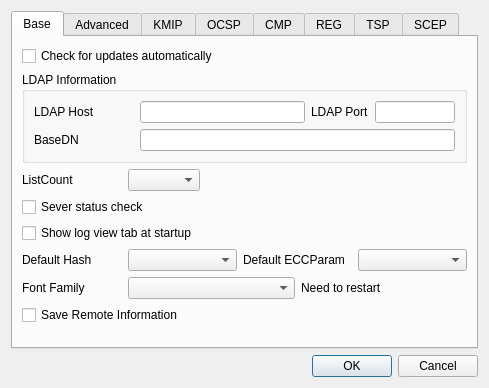
Before: the Qt Designer form CertMan/settings_dlg.ui in jykim74/CertMan, drawn with Qt 5.
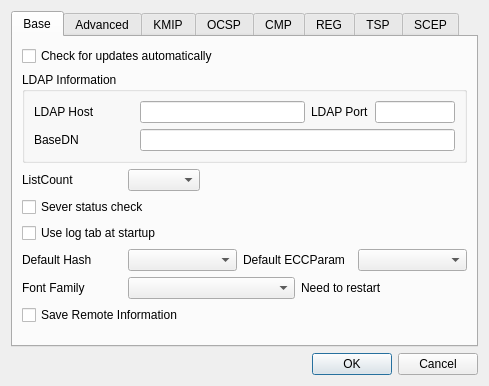
After: the same form once the commit is applied.

Diff of the .ui file:
```diff
--- a/CertMan/settings_dlg.ui
+++ b/CertMan/settings_dlg.ui
@@ -7,7 +7,7 @@
     <x>0</x>
     <y>0</y>
     <width>489</width>
-    <height>388</height>
+    <height>386</height>
    </rect>
   </property>
   <property name="windowTitle">
@@ -149,7 +149,7 @@
        <item>
         <widget class="QCheckBox" name="mShowLogTabCheck">
          <property name="text">
-          <string>Show log view tab at startup</string>
+          <string>Use log tab at startup</string>
          </property>
         </widget>
        </item>
```
Left out of the diff: 4 changed lines with no effect on the pictures.
